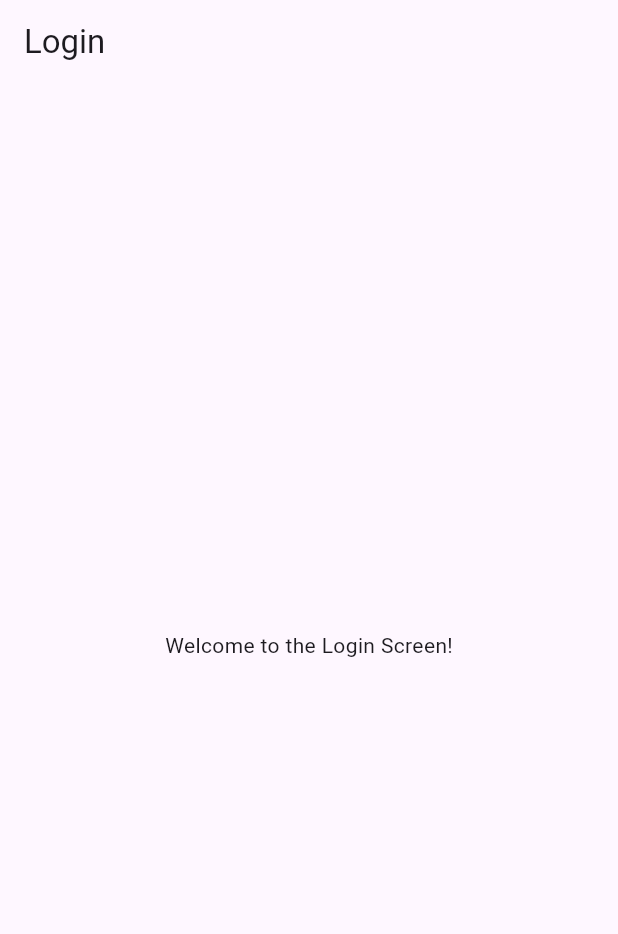
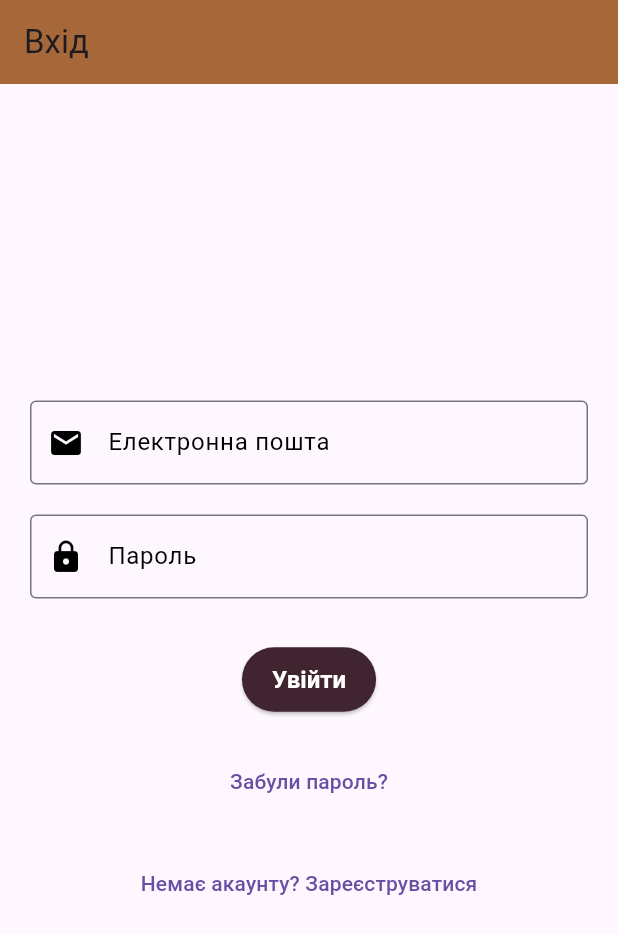
Before and after one commit to stus4/toread, a Flutter app: the LoginScreen screen opened directly, on a phone screen of 412 x 824 dp. Shown: the top 934 px of the screen. Run offline on Flutter 3.47's test engine with Material 3 defaults, Android fonts, the phone set to English and light mode, and no system bars; our stand-ins replace auto_size_text.

```diff
--- /dev/null
+++ b/lib/app_styles.dart
@@ -0,0 +1,43 @@
+import 'package:flutter/material.dart';
+import 'colors.dart'; // Імпортуйте ваші кольори
+
+class AppStyles {
+  // Стиль для полів вводу
+  static InputDecoration inputDecoration = InputDecoration(
+    labelStyle: TextStyle(color: Colors.black), // Колір тексту лейбла
+    prefixIconColor: Colors.black, // Колір іконки префікса
+    border: OutlineInputBorder(
+      borderSide: BorderSide(
+        color: AppColors.borderColor, // Стандартний колір бордера
+        width: 2.0,
+      ),
+    ),
+    focusedBorder: OutlineInputBorder(
+      borderSide: BorderSide(
+        color: AppColors.secondaryColor, // Колір бордера при фокусі
+        width: 2.0,
+      ),
+    ),
+  );
+
+  // Стиль для заголовків
+  static TextStyle titleTextStyle = TextStyle(
+    fontSize: 24.0,
+    fontWeight: FontWeight.bold,
+    color: Colors.black,
+  );
+
+  // Стиль для основного тексту
+  static TextStyle bodyTextStyle = TextStyle(
+    fontSize: 16.0,
+    color: Colors.black54,
+  );
+
+  // Стиль для кнопок
+  static ButtonStyle elevatedButtonStyle = ElevatedButton.styleFrom(
+    backgroundColor: AppColors.secondaryColor, // Колір фону
+    foregroundColor: Colors.white, // Колір тексту на кнопці
+    padding: EdgeInsets.symmetric(horizontal: 20.0, vertical: 12.0),
+    textStyle: TextStyle(fontSize: 16.0, fontWeight: FontWeight.w600),
+  );
+}
--- /dev/null
+++ b/lib/colors.dart
@@ -0,0 +1,19 @@
+// colors.dart
+import 'package:flutter/material.dart';
+
+class AppColors {
+  // Основні кольори
+  static const Color primaryColor = Color(0xFF955627); // Основний колір
+  static const Color secondaryColor = Color(0xFF402430); // Допоміжний колір
+  static const Color backgroundColor = Color(0xFFF4F4F4); // Фоновий колір
+  static const Color textColor = Color(0xFF333333); // Колір тексту
+  static const Color buttonColor = Color(0xFFE46A43); // Колір кнопок
+  static const Color buttonTextColor = Colors.white; // Колір тексту на кнопках
+  static const Color borderColor = Color(0xFFF6CF7B); // Колір для кордонів
+  static const Color errorColor = Colors.red; // Колір помилок
+  static const Color anotherbrown = Color(0xFFA76839);
+  static const Color lightred = Color(0xFFE17B80);
+  static const Color lightbrown = Color(0xFFF4A995);
+  static const Color lighterbrown = Color(0xFFF9BDBD);
+  static const Color Brownn = Color(0xFF633A14);
+}
--- a/lib/login_screen.dart
+++ b/lib/login_screen.dart
@@ -1,18 +1,130 @@
 import 'package:flutter/material.dart';
+import 'home_screen.dart'; // Імпортуємо HomeScreen
+import 'app_styles.dart'; // Імпортуємо всі стилі
+import 'colors.dart';
+import 'RegistrationScreen.dart'; // Імпортуємо екран реєстрації
 
-class LoginScreen extends StatelessWidget {
+class LoginScreen extends StatefulWidget {
+  @override
+  _LoginScreenState createState() => _LoginScreenState();
+}
+
+class _LoginScreenState extends State<LoginScreen> {
+  final _formKey = GlobalKey<FormState>();
+  final _emailController = TextEditingController();
+  final _passwordController = TextEditingController();
+
+  void _login() {
+    if (_formKey.currentState!.validate()) {
+      Navigator.pushReplacement(
+        context,
+        MaterialPageRoute(
+            builder: (context) => HomeScreen()), // Викликаємо HomeScreen
+      );
+    }
+  }
+
   @override
   Widget build(BuildContext context) {
     return Scaffold(
-      appBar: AppBar(title: Text('Login')),
-      body: Center(
-        child: Column(
-          mainAxisAlignment: MainAxisAlignment.center,
-          children: <Widget>[
-            Text('Welcome to the Login Screen!'),
-            SizedBox(height: 20),
-            // Можна додати поля для вводу та кнопку входу
-          ],
+      appBar: AppBar(
+        title: Text('Вхід'),
+        backgroundColor: AppColors.anotherbrown, // Колір AppBar
+      ),
+      body: Padding(
+        padding: const EdgeInsets.all(20.0),
+        child: Form(
+          key: _formKey,
+          child: Column(
+            mainAxisAlignment: MainAxisAlignment.center,
+            children: <Widget>[
+              TextFormField(
+                controller: _emailController,
+                decoration: AppStyles.inputDecoration.copyWith(
+                  labelText: 'Електронна пошта',
+                  prefixIcon: Icon(Icons.email),
+                ),
+                keyboardType: TextInputType.emailAddress,
+                validator: (value) {
+                  if (value == null || value.isEmpty) {
+                    return 'Будь ласка, введіть електронну пошту';
+                  }
+                  return null;
+                },
+              ),
+              SizedBox(height: 20.0),
+              TextFormField(
+                controller: _passwordController,
+                obscureText: true,
+                decoration: AppStyles.inputDecoration.copyWith(
+                  labelText: 'Пароль',
+                  prefixIcon: Icon(Icons.lock),
+                ),
+                validator: (value) {
+                  if (value == null || value.isEmpty) {
+                    return 'Будь ласка, введіть пароль';
+                  }
+                  return null;
+                },
+              ),
+              SizedBox(height: 30.0),
+              ElevatedButton(
+                onPressed: _login,
+                style: AppStyles.elevatedButtonStyle,
+                child: Text('Увійти'),
+              ),
+              SizedBox(height: 20.0),
+              TextButton(
+                onPressed: () {
+                  // Перехід на сторінку відновлення паролю
+                  // Ви можете додати сторінку для відновлення паролю
+                  showDialog(
+                    context: context,
+                    builder: (context) {
+                      return AlertDialog(
+                        title: Text('Забули пароль?'),
+                        content: Text(
+                            'Введіть вашу електронну пошту для відновлення паролю.'),
+                        actions: <Widget>[
+                          TextButton(
+                            onPressed: () {
+                              Navigator.of(context).pop();
+                            },
+                            child: Text('Закрити'),
+                          ),
+                          TextButton(
+                            onPressed: () {
+                              // Логіка для відновлення паролю
+                              ScaffoldMessenger.of(context).showSnackBar(
+                                SnackBar(
+                                    content: Text(
+                                        'Інструкції надіслано на вашу електронну пошту')),
+                              );
+                              Navigator.of(context).pop();
+                            },
+                            child: Text('Відновити'),
+                          ),
+                        ],
+                      );
+                    },
+                  );
+                },
+                child: Text('Забули пароль?'),
+              ),
+              SizedBox(height: 20.0),
+              TextButton(
+                onPressed: () {
+                  // Перехід на сторінку реєстрації
+                  Navigator.push(
+                    context,
+                    MaterialPageRoute(
+                        builder: (context) => RegistrationScreen()),
+                  );
+                },
+                child: Text('Немає акаунту? Зареєструватися'),
+              ),
+            ],
+          ),
         ),
       ),
     );
--- a/lib/welcome_screen.dart
+++ b/lib/welcome_screen.dart
@@ -40,7 +40,7 @@ class _WelcomeScreenState extends State<WelcomeScreen> {
                               color: Color(0XFF633A14),
                               height: 2.0),
                           maxLines: 1, // максимальна кількість рядків
-                          minFontSize: 20, // мінімальний розмір шрифту
+                          minFontSize: 24, // мінімальний розмір шрифту
                         ),
                         AutoSizeText(
                           item['description'],
@@ -51,7 +51,7 @@ class _WelcomeScreenState extends State<WelcomeScreen> {
                               height: 1.3),
                           textAlign: TextAlign.center,
                           maxLines: 3, // максимальна кількість рядків
-                          minFontSize: 18, // мінімальний розмір шрифту
+                          minFontSize: 16, // мінімальний розмір шрифту
                         ),
                       ],
                     ),
```
Also changed, not shown: lib/RegistrationScreen.dart (added, +196 -0 lines), lib/home_screen.dart (added, +17 -0 lines), lib/register_form.dart (added, +147 -0 lines).
